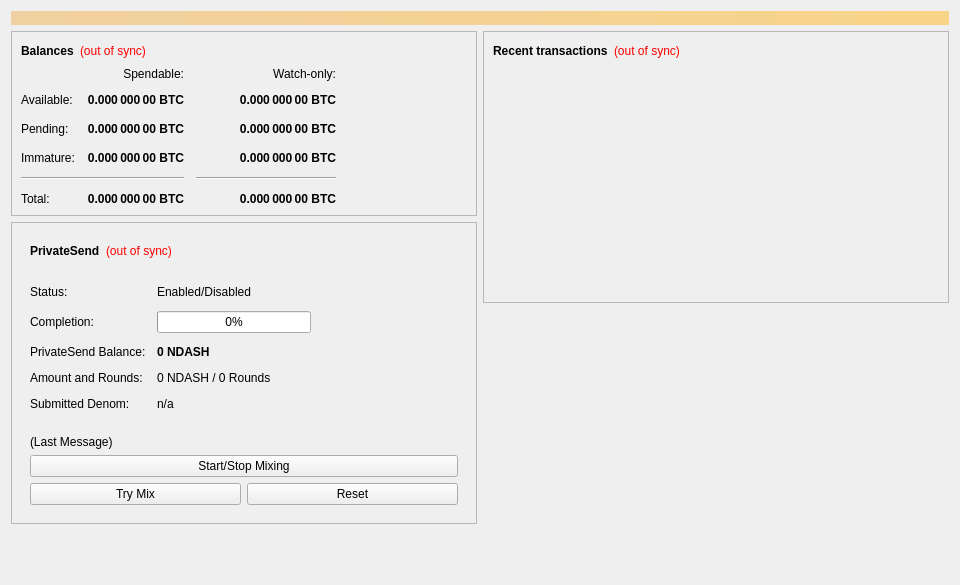
The window that src/qt/forms/overviewpage.ui (CryptoMonzt0r/neodash-testing) describes before a commit, drawn with Qt 5.
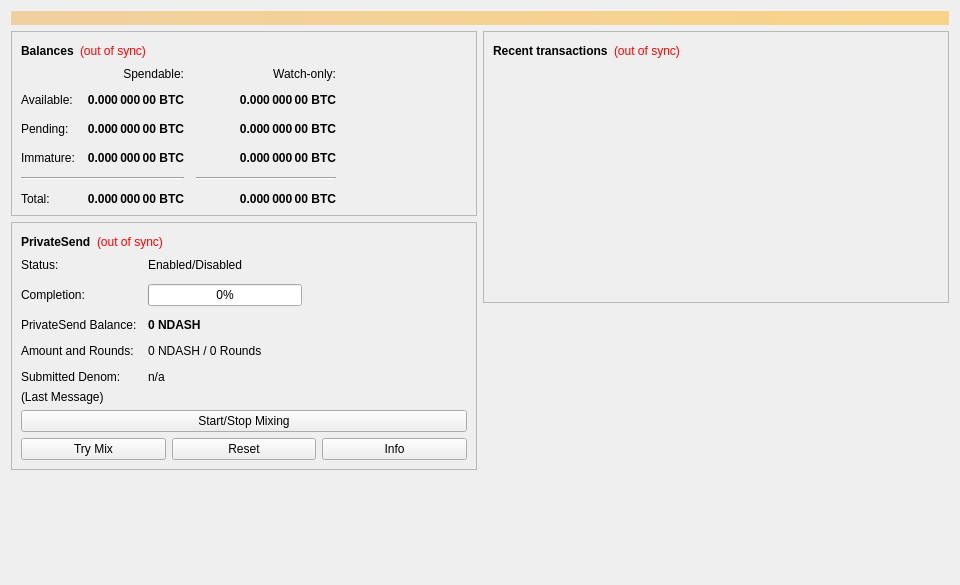
The same window after the commit.

```diff
--- a/src/qt/forms/overviewpage.ui
+++ b/src/qt/forms/overviewpage.ui
@@ -405,7 +405,6 @@
          </property>
          <layout class="QVBoxLayout" name="VerticalLayout_PS1">
           <item>
-           <widget class="QWidget" name="layoutWidgetPrivateSendHeader">
             <layout class="QHBoxLayout" name="horizontalLayout_5">
              <item>
               <widget class="QLabel" name="labelPrivateSendHeader">
@@ -450,10 +449,8 @@
               </spacer>
              </item>
             </layout>
-           </widget>
           </item>
           <item>
-           <widget class="QWidget" name="privateSendFormLayoutWidget">
             <layout class="QFormLayout" name="privateSendFormLayout">
              <property name="fieldGrowthPolicy">
               <enum>QFormLayout::AllNonFixedFieldsGrow</enum>
@@ -550,10 +547,8 @@
               </widget>
              </item>
             </layout>
-           </widget>
           </item>
           <item>
-           <widget class="QWidget" name="layoutWidgetLastMessageAndButtons">
             <layout class="QVBoxLayout" name="VerticalLayout_PS">
              <item>
               <widget class="QLabel" name="labelPrivateSendLastMessage">
@@ -618,10 +613,25 @@
                  </property>
                 </widget>
                </item>
-              </layout>
-             </item>
-            </layout>
-           </widget>
+              <item>
+               <widget class="QPushButton" name="privateSendInfo">
+                <property name="sizePolicy">
+                 <sizepolicy hsizetype="MinimumExpanding" vsizetype="Fixed">
+                  <horstretch>0</horstretch>
+                  <verstretch>0</verstretch>
+                 </sizepolicy>
+                </property>
+                <property name="toolTip">
+                 <string>Information about PrivateSend and Mixing</string>
+                </property>
+                <property name="text">
+                 <string>Info</string>
+                </property>
+               </widget>
+              </item>
+             </layout>
+            </item>
+           </layout>
           </item>
          </layout>
         </widget>
```
Left out of the diff: 5 changed lines with no effect on the pictures. Lines whose indentation alone changed are shown as unchanged.
